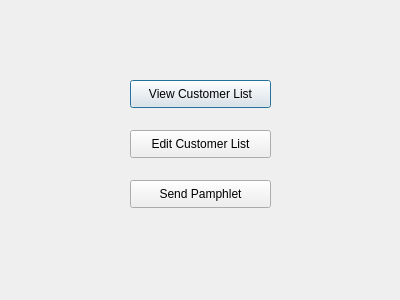
Before: the Qt Designer form secdialog.ui in jgrady15/CS1C-Project-1, drawn with Qt 5.
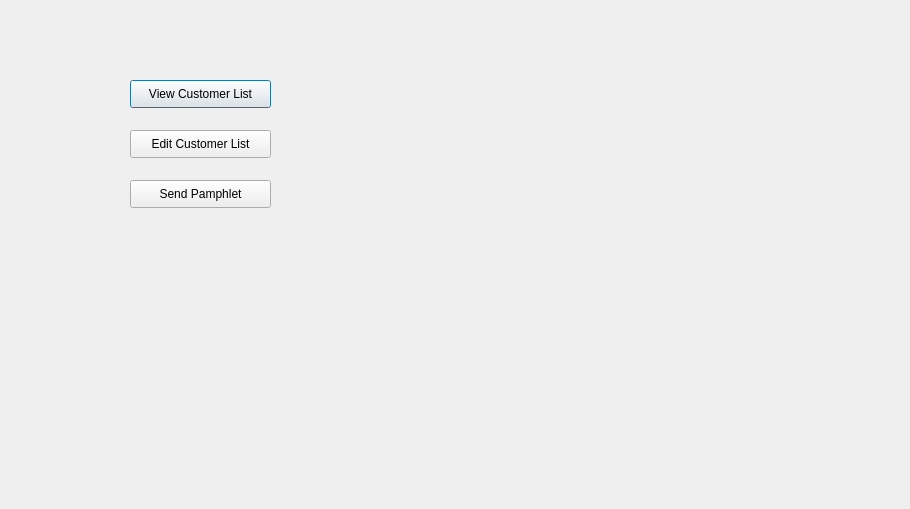
After: the same form once the commit is applied.

The edit to the form file:
```diff
--- a/secdialog.ui
+++ b/secdialog.ui
@@ -6,8 +6,8 @@
    <rect>
     <x>0</x>
     <y>0</y>
-    <width>400</width>
-    <height>300</height>
+    <width>910</width>
+    <height>509</height>
    </rect>
   </property>
   <property name="font">
```
Left out of the diff: 8 changed lines with no effect on the pictures.
